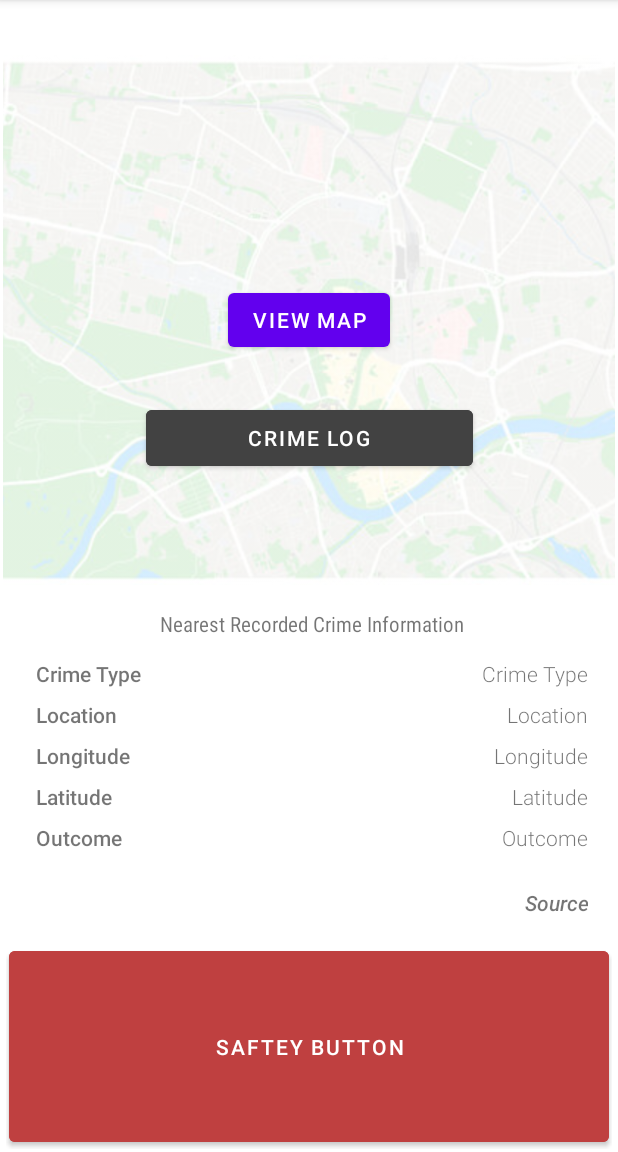
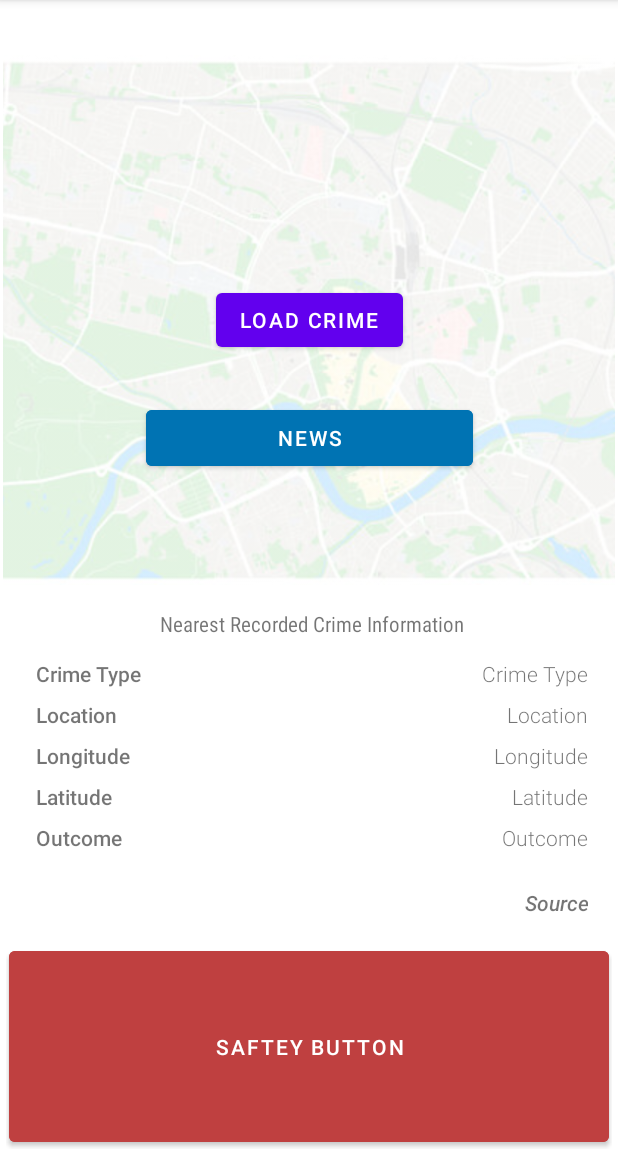
Before and after one commit to Pritesh2k/FinalYearProject, an Android app: the screen it shows after launch (MainActivity), after a tap on "WARNING: THE SYSTEM HAS DETECTED A POTEN", on a phone screen of 412 x 824 dp, the part 84-1236 px from its top. Run offline under Robolectric (Android 15) with nearby library versions, the phone set to English and light mode, and no system bars; our stand-ins replace Firebase (no records; nobody signed in at launch, a user with empty details on screens opened directly).

Commit message:
Update to code so the variables and buttons have the same name. The load map button directs to the crime log page, going onto the crime map

```diff
--- a/app/build.gradle
+++ b/app/build.gradle
@@ -6,7 +6,7 @@ plugins {
 
 android {
     namespace 'com.example.finalyearproject'
-    compileSdk 32
+    compileSdk 33
 
     defaultConfig {
         applicationId "com.example.finalyearproject"
@@ -35,17 +35,19 @@ android {
 
 dependencies {
 
-    implementation 'androidx.appcompat:appcompat:1.5.1'
+    implementation 'androidx.appcompat:appcompat:1.6.1'
     implementation 'com.google.android.material:material:1.7.0'
     implementation 'androidx.constraintlayout:constraintlayout:2.1.4'
     implementation 'com.google.firebase:firebase-firestore:24.4.1'
     implementation 'com.google.android.gms:play-services-maps:18.1.0'
     implementation 'androidx.navigation:navigation-fragment:2.5.3'
     implementation 'androidx.navigation:navigation-ui:2.5.3'
+    implementation 'com.google.firebase:firebase-crashlytics-buildtools:2.9.2'
     testImplementation 'junit:junit:4.13.2'
     androidTestImplementation 'androidx.test.ext:junit:1.1.5'
     androidTestImplementation 'androidx.test.espresso:espresso-core:3.5.1'
     implementation 'com.google.android.gms:play-services-location:21.0.1'
     implementation 'com.squareup.retrofit2:retrofit:2.9.0'
     implementation 'com.squareup.retrofit2:converter-gson:2.9.0'
+    implementation 'com.squareup.picasso:picasso:2.71828'
 }
--- a/app/src/main/java/com/example/finalyearproject/MainActivity.java
+++ b/app/src/main/java/com/example/finalyearproject/MainActivity.java
@@ -14,12 +14,6 @@ import android.widget.TextView;
 import android.widget.Toast;
 
 import com.google.firebase.firestore.FirebaseFirestore;
-
-import java.io.IOException;
-import java.util.ArrayList;
-import java.util.Arrays;
-import java.util.Random;
-import java.util.Timer;
 
 public class MainActivity extends AppCompatActivity {
 
@@ -84,24 +78,29 @@ public class MainActivity extends AppCompatActivity {
         OUTCOME = (TextView) findViewById(R.id.Outcome_Data);
 
         //On click listener allowing user to click the button to show map
-        GO_TO_MAP_BTN = (Button) findViewById(R.id.MapButton);
+        GO_TO_MAP_BTN = (Button) findViewById(R.id.CrimeLog_Button);
         GO_TO_MAP_BTN.setOnClickListener(new View.OnClickListener() {
             @Override
             public void onClick(View view) {
                 //Accessing Internet and Location
+
+//                Intent intent = new Intent();
+//                intent.setClass(getApplicationContext(), GoogleMaps.class);
+//                startActivity(intent);
+
                 Intent intent = new Intent();
-                intent.setClass(getApplicationContext(), GoogleMaps.class);
+                intent.setClass(getApplicationContext(), DebugLog.class);
                 startActivity(intent);
             }
         });
 
         //Go To Debug Page
-        DO_TO_DEBUG = (Button) findViewById(R.id.CrimeLog);
+        DO_TO_DEBUG = (Button) findViewById(R.id.News);
         DO_TO_DEBUG.setOnClickListener(new View.OnClickListener() {
             @Override
             public void onClick(View view) {
                 Intent intent = new Intent();
-                intent.setClass(getApplicationContext(), DebugLog.class);
+                intent.setClass(getApplicationContext(), NewsAPI.class);
                 startActivity(intent);
             }
         });
--- a/app/src/main/java/com/example/finalyearproject/NewsData.java
+++ /dev/null
@@ -1,4 +0,0 @@
-package com.example.finalyearproject;
-
-public class NewsData {
-}
--- a/app/src/main/res/layout/activity_main.xml
+++ b/app/src/main/res/layout/activity_main.xml
@@ -38,12 +38,11 @@
             app:srcCompat="@drawable/_background_map" />
 
         <Button
-            android:id="@+id/CrimeLog"
+            android:id="@+id/News"
             android:layout_width="218dp"
             android:layout_height="49dp"
-            android:autoText="true"
-            android:backgroundTint="#424242"
-            android:text="Crime Log"
+            android:backgroundTint="#0073B3"
+            android:text="News"
             android:textColor="#FFFFFF"
             android:visibility="visible"
             app:layout_constraintBottom_toBottomOf="@+id/MapBackground"
@@ -53,10 +52,10 @@
             app:layout_constraintVertical_bias="0.759" />
 
         <Button
-            android:id="@+id/MapButton"
+            android:id="@+id/CrimeLog_Button"
             android:layout_width="wrap_content"
             android:layout_height="wrap_content"
-            android:text="View Map"
+            android:text="Load Crime"
             android:visibility="visible"
             app:layout_constraintBottom_toBottomOf="@+id/MapBackground"
             app:layout_constraintEnd_toEndOf="@+id/MapBackground"
--- a/app/src/main/res/values/strings.xml
+++ b/app/src/main/res/values/strings.xml
@@ -13,4 +13,5 @@
     <!-- TODO: Remove or change this placeholder text -->
     <string name="hello_blank_fragment">Hello blank fragment</string>
     <string name="title_activity_logging">LoggingActivity</string>
+    <string name="api_key">8ec91d84acb44334963439c4c7b027c3</string>
 </resources>
```
Also changed, not shown: app/src/main/AndroidManifest.xml (+7 -0 lines), app/src/main/java/com/example/finalyearproject/NewsAPI.java (added, +14 -0 lines), app/src/main/res/layout/activity_news_api.xml (added, +9 -0 lines), app/src/main/res/drawable/_no_image.png (added).
